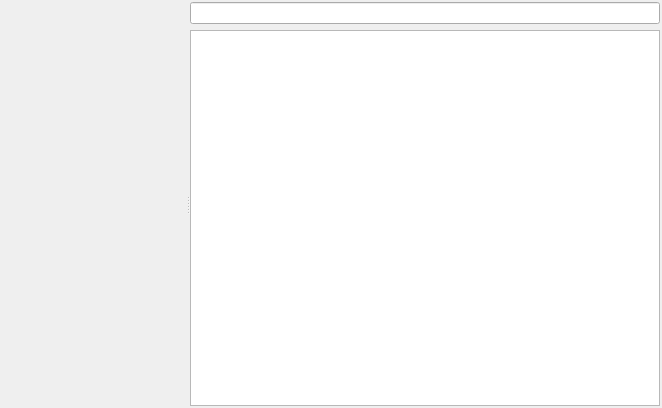
Above: src/plugins/lackman/lackman.ui from 0xd34df00d/leechcraft before the change. Below: the same form after it.
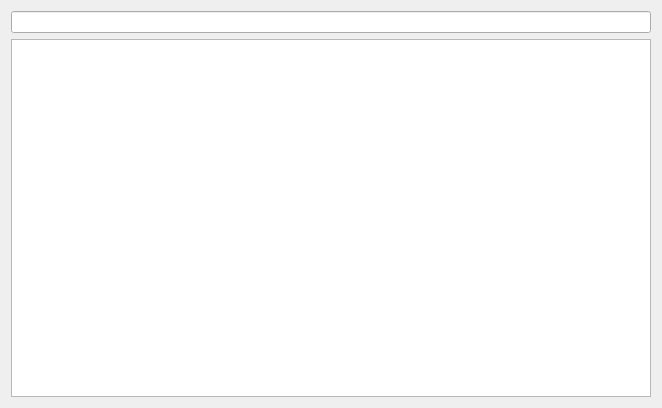
That is the form after the change. Custom widgets are drawn as their Qt base class.

Commit message: LackMan: no items selector, yeah!

Diff of the .ui file:
```diff
--- a/src/plugins/lackman/lackman.ui
+++ b/src/plugins/lackman/lackman.ui
@@ -14,16 +14,7 @@
    <string/>
   </property>
   <layout class="QVBoxLayout" name="verticalLayout_2">
-   <property name="margin">
-    <number>2</number>
-   </property>
    <item>
-    <widget class="QSplitter" name="splitter">
-     <property name="orientation">
-      <enum>Qt::Horizontal</enum>
-     </property>
-     <widget class="LeechCraft::Util::CategorySelector" name="CategorySelector_" native="true"/>
-     <widget class="QWidget" name="">
       <layout class="QVBoxLayout" name="verticalLayout">
        <item>
         <widget class="QLineEdit" name="SearchLine_"/>
@@ -42,19 +33,9 @@
         </widget>
        </item>
       </layout>
-     </widget>
-    </widget>
    </item>
   </layout>
  </widget>
- <customwidgets>
-  <customwidget>
-   <class>LeechCraft::Util::CategorySelector</class>
-   <extends>QWidget</extends>
-   <header location="global">plugininterface/categoryselector.h</header>
-   <container>1</container>
-  </customwidget>
- </customwidgets>
  <resources/>
  <connections/>
 </ui>
```
Lines whose indentation alone changed are shown as unchanged. The commit also changes 2 other files.
